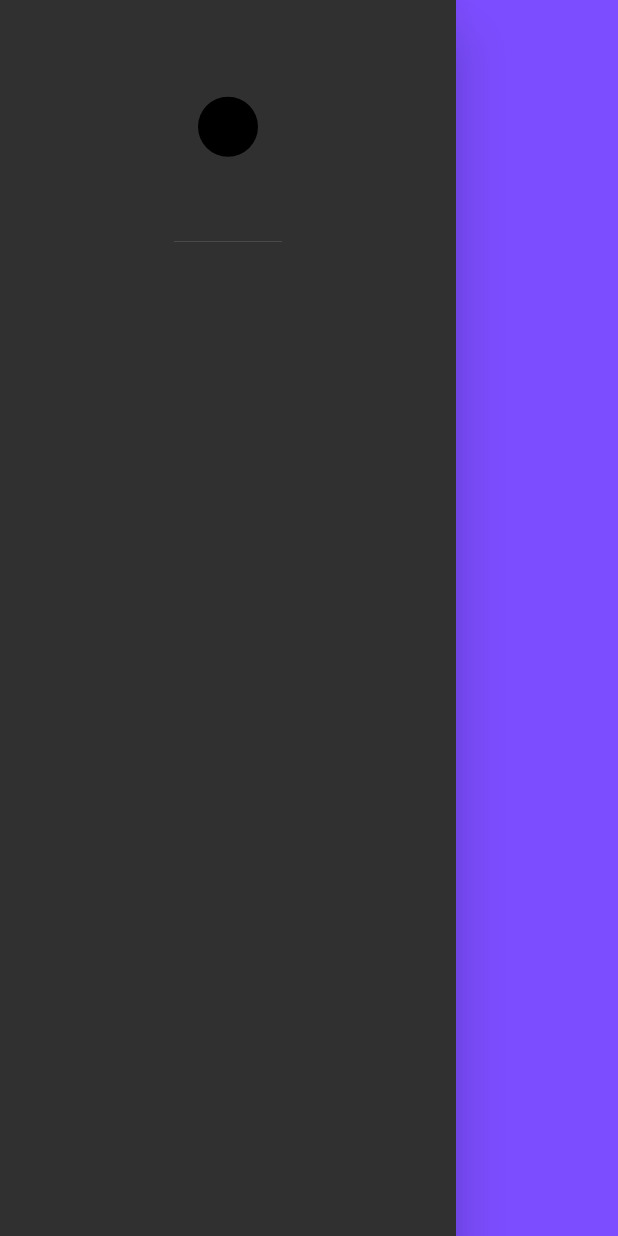
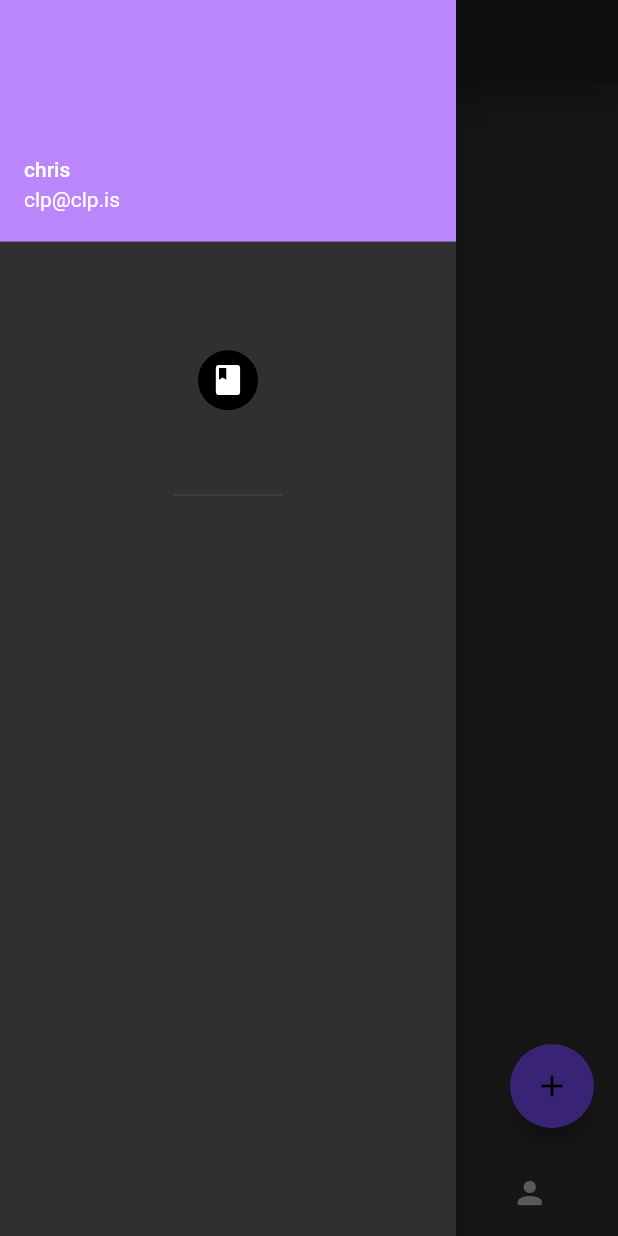
Before and after one commit to clpi/di-mob, a Flutter app: the screen it shows after launch, with the side drawer open, on a phone screen of 412 x 824 dp. Run offline on Flutter 3.47's test engine with Material 2 defaults, Android fonts, the light colour scheme and no system bars; our stand-ins replace animate_do, get, google_fonts, timeline_tile.

Commit message:
adding more to layout

```diff
--- a/lib/screens/home/home.dart
+++ b/lib/screens/home/home.dart
@@ -4,6 +4,7 @@ import 'package:dimo/comp/card.dart';
 import 'package:dimo/screens/records/records.dart';
 import 'package:dimo/screens/prefs/prefs.dart';
 import 'package:dimo/screens/user/user.dart';
+import 'package:get/route_manager.dart';
 
 class MyHomePage extends StatefulWidget {
   MyHomePage({Key key, this.title}) : super(key: key);
@@ -33,19 +34,23 @@ class _MyHomePageState extends State<MyHomePage> with SingleTickerProviderStateM
   @override
   Widget build(BuildContext context) {
     return Scaffold(
-      drawerScrimColor: Colors.deepPurpleAccent,
       appBar: AppBar(
         centerTitle: true,
-        actions: [
-        ],
+        actions: [],
+        elevation: 10.0,
 
         title: Text(widget.title),
         //backgroundColor: Colors.deepPurpleAccent,
       ),
+      floatingActionButtonAnimator: FloatingActionButtonAnimator.scaling,
       drawer: Drawer(
+        semanticLabel: "drawer",
         child: Column(
           children: <Widget>[
-            DrawerHeader(child: CircleAvatar())
+            UserAccountsDrawerHeader(accountName: Text("chris"), accountEmail: Text("clp@clp.is")),
+            DrawerHeader(child: CircleAvatar(
+              child: Icon(Icons.book),
+            ))
           ]
         ),
       ),
```
